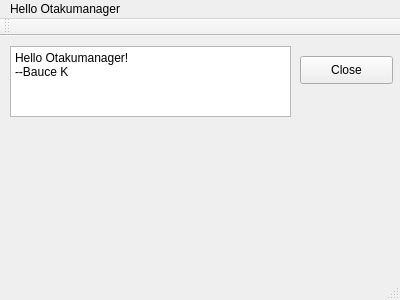
Before: the Qt Designer form mainwindow.ui in zerothlab/Otakumanager, drawn with Qt 5.
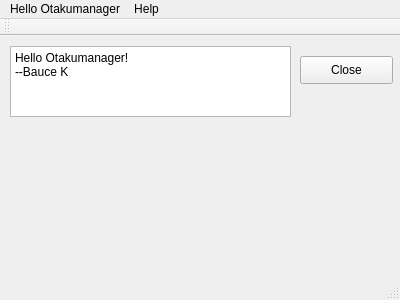
After: the same form once the commit is applied.

Diff of the .ui file:
```diff
--- a/mainwindow.ui
+++ b/mainwindow.ui
@@ -48,7 +48,7 @@
      <x>0</x>
      <y>0</y>
      <width>400</width>
-     <height>26</height>
+     <height>23</height>
     </rect>
    </property>
    <widget class="QMenu" name="menuHello_Otakumanager">
@@ -59,7 +59,14 @@
     <addaction name="separator"/>
     <addaction name="actionA_AVG_MAnager"/>
    </widget>
+   <widget class="QMenu" name="menuHelp">
+    <property name="title">
+     <string>Help</string>
+    </property>
+    <addaction name="aboutom"/>
+   </widget>
    <addaction name="menuHello_Otakumanager"/>
+   <addaction name="menuHelp"/>
   </widget>
   <widget class="QToolBar" name="mainToolBar">
    <attribute name="toolBarArea">
```
Left out of the diff: 8 changed lines with no effect on the pictures.
